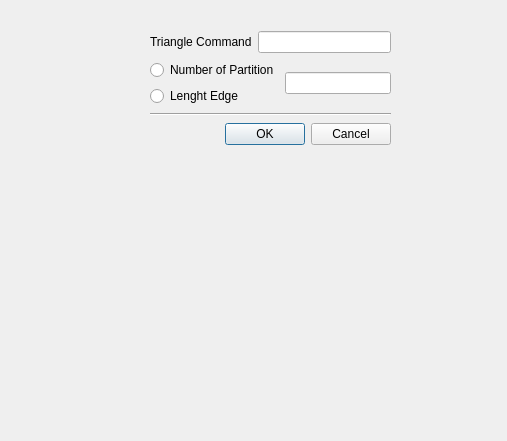
Above: src/Apps/Simulator/DialogMeshVisualizationParameters.ui from jdms/rrm before the change. Below: the same form after it.
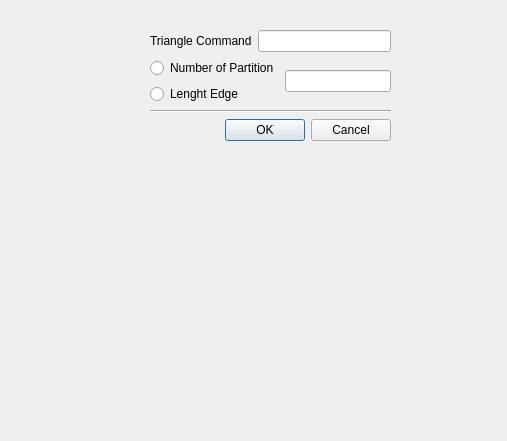
That is the form after the change.

The edit to the form file:
```diff
--- a/src/Apps/Simulator/DialogMeshVisualizationParameters.ui
+++ b/src/Apps/Simulator/DialogMeshVisualizationParameters.ui
@@ -19,7 +19,7 @@
      <x>150</x>
      <y>30</y>
      <width>241</width>
-     <height>119</height>
+     <height>139</height>
     </rect>
    </property>
    <layout class="QVBoxLayout" name="vl_trianglelayout">
@@ -79,6 +79,19 @@
       </property>
      </widget>
     </item>
+    <item>
+     <spacer name="verticalSpacer">
+      <property name="orientation">
+       <enum>Qt::Vertical</enum>
+      </property>
+      <property name="sizeHint" stdset="0">
+       <size>
+        <width>20</width>
+        <height>40</height>
+       </size>
+      </property>
+     </spacer>
+    </item>
    </layout>
   </widget>
   <zorder>verticalLayoutWidget_2</zorder>
```
Left out of the diff: 11 changed lines with no effect on the pictures.
